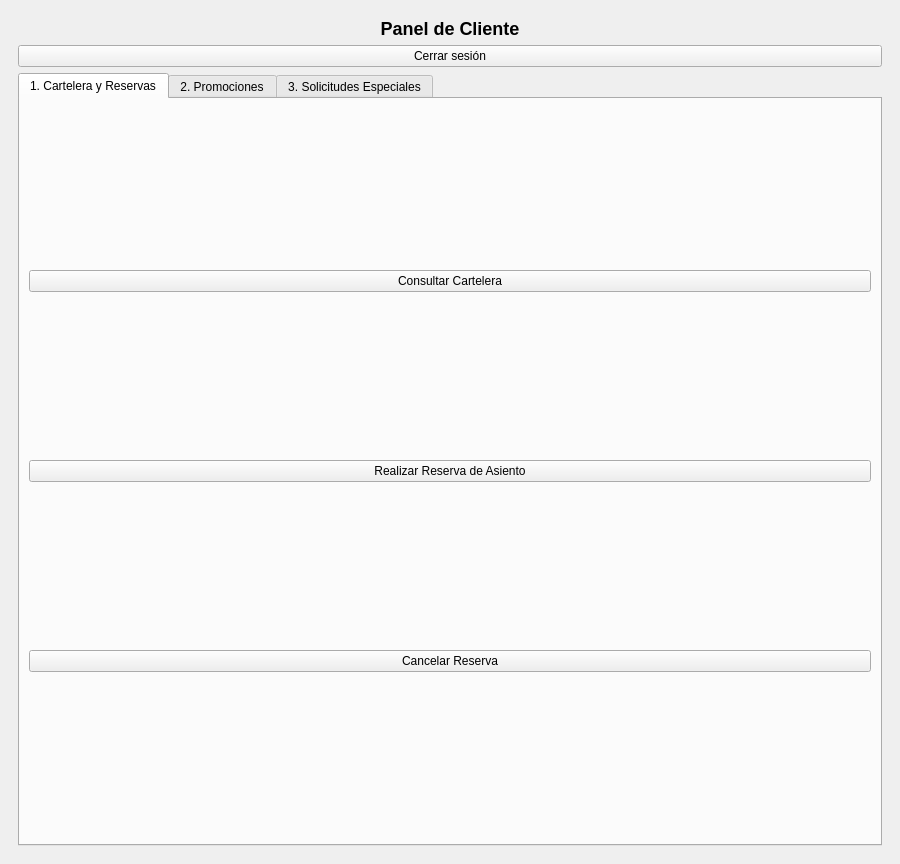
This is EDD_Fase1/Proyecto_EDD_CinemaUsac/InterfazGrafica/mainwindow.ui in darkpachon/EDD_2S2026_PY_202300502 as Qt 5 draws it before an edit. The edited form follows.
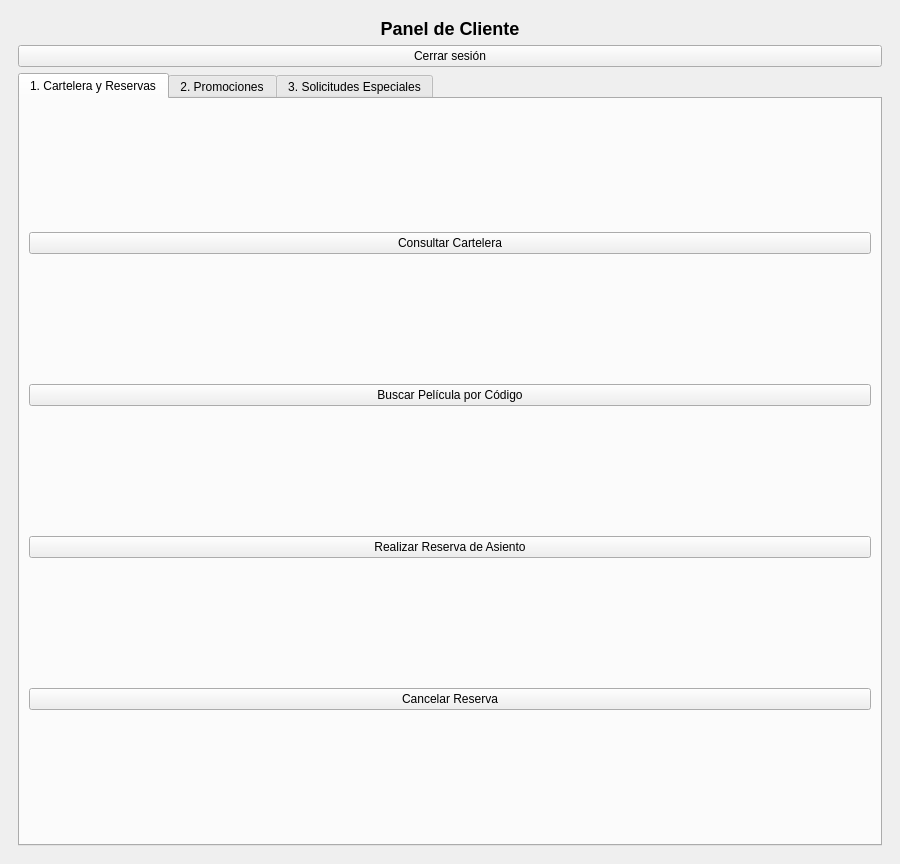
This is the edited form. The open tabs and pages were chosen to show the change.

```diff
--- a/EDD_Fase1/Proyecto_EDD_CinemaUsac/InterfazGrafica/mainwindow.ui
+++ b/EDD_Fase1/Proyecto_EDD_CinemaUsac/InterfazGrafica/mainwindow.ui
@@ -159,6 +159,7 @@
            <attribute name="title"><string>1. Cartelera y Reservas</string></attribute>
            <layout class="QVBoxLayout">
             <item><widget class="QPushButton" name="btnVerCarteleraCliente"><property name="text"><string>Consultar Cartelera</string></property></widget></item>
+            <item><widget class="QPushButton" name="btnBuscarPeliculaCliente"><property name="text"><string>Buscar Película por Código</string></property></widget></item>
             <item><widget class="QPushButton" name="btnReservarAsiento"><property name="text"><string>Realizar Reserva de Asiento</string></property></widget></item>
             <item><widget class="QPushButton" name="btnCancelarReserva"><property name="text"><string>Cancelar Reserva</string></property></widget></item>
            </layout>
```
